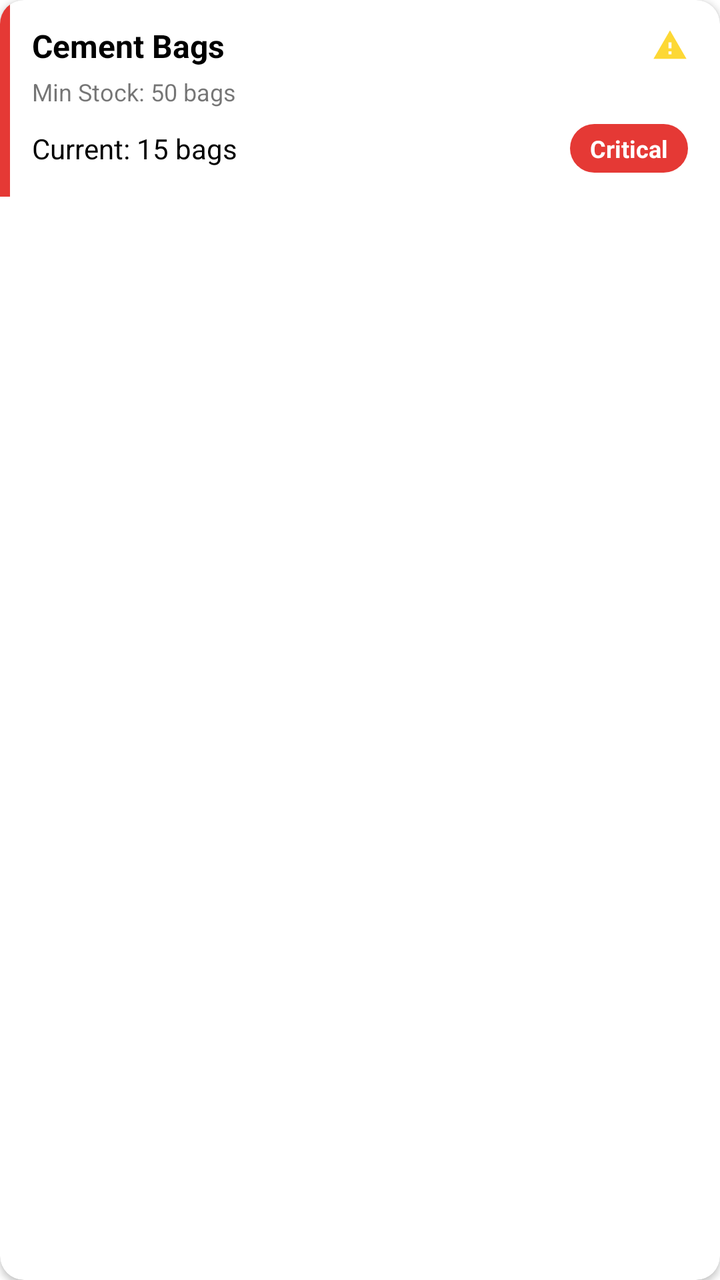
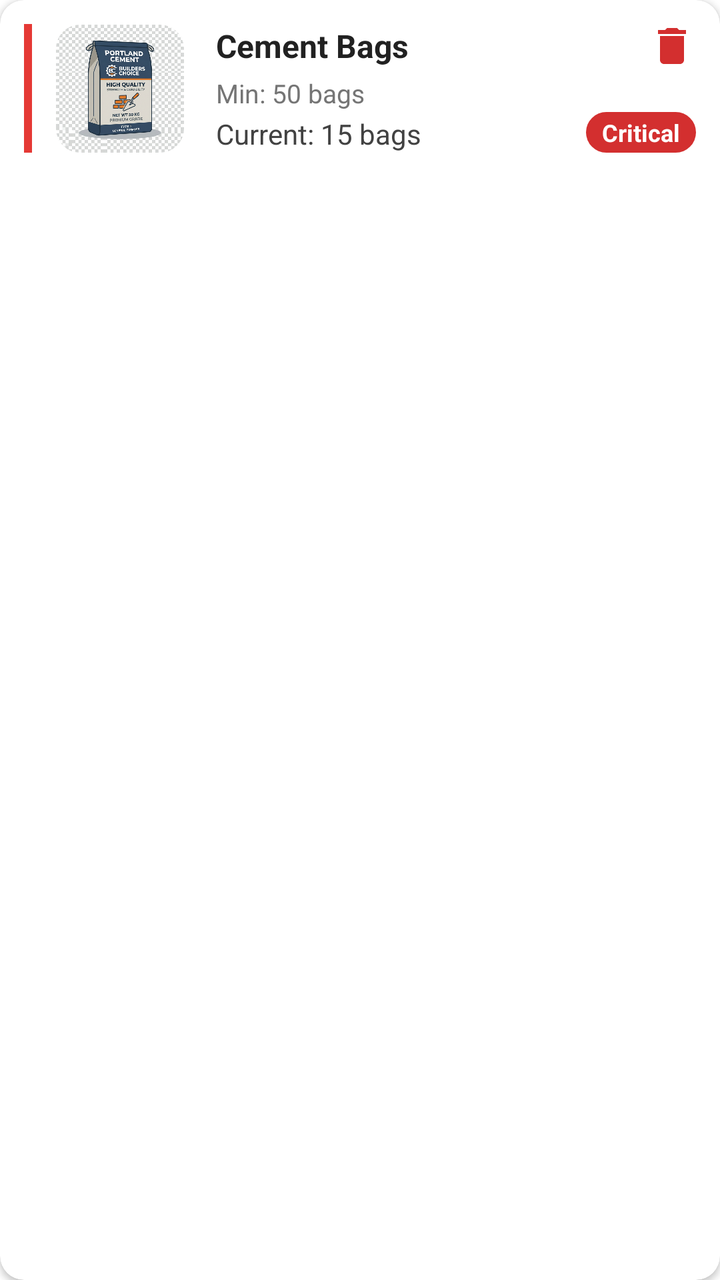

Two renders of the same Android screen: before a commit and after it. Below are the layout's source before the change and the commit's diff.
<!-- AndroidManifest.xml: application theme Theme.ProBuilder -->
<!-- res/layout/item_material.xml -->
<?xml version="1.0" encoding="utf-8"?>
<com.google.android.material.card.MaterialCardView xmlns:android="http://schemas.android.com/apk/res/android"
    xmlns:app="http://schemas.android.com/apk/res-auto"
    android:layout_width="match_parent"
    android:layout_height="wrap_content"
    android:layout_marginHorizontal="12dp"
    android:layout_marginVertical="6dp"
    app:cardCornerRadius="12dp"
    app:cardElevation="2dp"
    app:strokeWidth="0dp">

    <RelativeLayout
        android:layout_width="match_parent"
        android:layout_height="wrap_content">

        <View
            android:id="@+id/status_border"
            android:layout_width="5dp"
            android:layout_height="match_parent"
            android:layout_alignTop="@id/content_layout"
            android:layout_alignBottom="@id/content_layout"
            android:background="#E53935" />

        <LinearLayout
            android:id="@+id/content_layout"
            android:layout_width="match_parent"
            android:layout_height="wrap_content"
            android:orientation="vertical"
            android:paddingStart="16dp"
            android:paddingTop="12dp"
            android:paddingEnd="16dp"
            android:paddingBottom="12dp">

            <RelativeLayout
                android:layout_width="match_parent"
                android:layout_height="wrap_content">

                <TextView
                    android:id="@+id/tvMaterialName"
                    android:layout_width="wrap_content"
                    android:layout_height="wrap_content"
                    android:layout_alignParentStart="true"
                    android:text="Cement Bags"
                    android:textColor="@android:color/black"
                    android:textSize="16sp"
                    android:textStyle="bold" />

                <ImageView
                    android:id="@+id/ivWarning"
                    android:layout_width="18dp"
                    android:layout_height="18dp"
                    android:layout_alignParentEnd="true"
                    android:layout_centerVertical="true"
                    android:src="@drawable/ic_warning" 
                    app:tint="#FDD835" />

            </RelativeLayout>

            <TextView
                android:id="@+id/tvMinStock"
                android:layout_width="wrap_content"
                android:layout_height="wrap_content"
                android:layout_marginTop="4dp"
                android:text="Min Stock: 50 bags"
                android:textSize="12sp" />

            <RelativeLayout
                android:layout_width="match_parent"
                android:layout_height="wrap_content"
                android:layout_marginTop="8dp">

                <TextView
                    android:id="@+id/tvCurrentStock"
                    android:layout_width="wrap_content"
                    android:layout_height="wrap_content"
                    android:layout_alignParentStart="true"
                    android:layout_centerVertical="true"
                    android:text="Current: 15 bags"
                    android:textColor="@android:color/black"
                    android:textSize="14sp" />

                <TextView
                    android:id="@+id/tvStatusLabel"
                    android:layout_width="wrap_content"
                    android:layout_height="wrap_content"
                    android:layout_alignParentEnd="true"
                    android:layout_centerVertical="true"
                    android:background="@drawable/status_critical_background" 
                    android:paddingHorizontal="10dp"
                    android:paddingVertical="4dp"
                    android:text="Critical"
                    android:textColor="@android:color/white"
                    android:textSize="12sp"
                    android:textStyle="bold" />

            </RelativeLayout>
        </LinearLayout>
    </RelativeLayout>
</com.google.android.material.card.MaterialCardView>
<!-- resources referenced by this layout -->
<resources>
  <!-- drawable ic_warning (drawable) -->
  <vector xmlns:android="http://schemas.android.com/apk/res/android"
      android:width="24dp"
      android:height="24dp"
      android:viewportWidth="24"
      android:viewportHeight="24">
  
      <path
          android:fillColor="#000000"
          android:pathData="M1,21h22L12,2L1,21z M13,18h-2v-2h2V18z M13,14h-2v-4h2V14z" />
  
  </vector>
  <!-- drawable status_critical_background (drawable) -->
  <?xml version="1.0" encoding="utf-8"?>
  <shape xmlns:android="http://schemas.android.com/apk/res/android"
      android:shape="rectangle">
      <solid android:color="#E53935" />
      <corners android:radius="16dp" />
  </shape>
  <style name="Theme.ProBuilder" parent="Theme.MaterialComponents.Light.NoActionBar">
          
          <item name="colorPrimary">@color/colorPrimary</item>
          <item name="colorPrimaryVariant">@color/colorPrimaryDark</item>
          <item name="colorOnPrimary">@color/white</item>
          
          <item name="colorSecondary">@color/colorAccent</item>
          <item name="colorSecondaryVariant">@color/colorAccent</item>
          <item name="colorOnSecondary">@color/white</item>
          
          <item name="android:statusBarColor">?attr/colorPrimaryVariant</item>
      </style>
  <color name="colorPrimary">#6200EE</color>
  <color name="colorPrimaryDark">#3700B3</color>
  <color name="white">#FFFFFF</color>
  <color name="colorAccent">#03DAC5</color>
</resources>

<!-- the commit's change to res/layout/item_material.xml (unified diff, before → after) -->
@@ -9,91 +9,113 @@
     app:cardElevation="2dp"
     app:strokeWidth="0dp">
 
-    <RelativeLayout
+    <androidx.constraintlayout.widget.ConstraintLayout
         android:layout_width="match_parent"
-        android:layout_height="wrap_content">
+        android:layout_height="wrap_content"
+        android:padding="12dp">
 
         <View
             android:id="@+id/status_border"
-            android:layout_width="5dp"
-            android:layout_height="match_parent"
-            android:layout_alignTop="@id/content_layout"
-            android:layout_alignBottom="@id/content_layout"
-            android:background="#E53935" />
+            android:layout_width="4dp"
+            android:layout_height="0dp"
+            android:background="#E53935"
+            android:layout_marginEnd="12dp"
+            app:layout_constraintStart_toStartOf="parent"
+            app:layout_constraintTop_toTopOf="parent"
+            app:layout_constraintBottom_toBottomOf="parent" />
 
-        <LinearLayout
-            android:id="@+id/content_layout"
-            android:layout_width="match_parent"
+        
+        <com.google.android.material.imageview.ShapeableImageView
+            android:id="@+id/ivMaterialImage"
+            android:layout_width="64dp"
+            android:layout_height="64dp"
+            android:src="@drawable/img_cement"
+            android:scaleType="centerCrop"
+            app:shapeAppearanceOverlay="@style/RoundedSquare"
+            android:layout_marginStart="12dp"
+            app:layout_constraintStart_toEndOf="@id/status_border"
+            app:layout_constraintTop_toTopOf="parent"
+            app:layout_constraintBottom_toBottomOf="parent" />
+
+        
+        <TextView
+            android:id="@+id/tvMaterialName"
+            android:layout_width="0dp"
             android:layout_height="wrap_content"
-            android:orientation="vertical"
-            android:paddingStart="16dp"
-            android:paddingTop="12dp"
-            android:paddingEnd="16dp"
-            android:paddingBottom="12dp">
+            android:layout_marginStart="16dp"
+            android:layout_marginEnd="8dp"
+            android:text="Cement Bags"
+            android:textColor="#212121"
+            android:textSize="16sp"
+            android:textStyle="bold"
+            app:layout_constraintStart_toEndOf="@id/ivMaterialImage"
+            app:layout_constraintTop_toTopOf="parent"
+            app:layout_constraintEnd_toStartOf="@id/ivWarning" />
 
-            <RelativeLayout
-                android:layout_width="match_parent"
-                android:layout_height="wrap_content">
+        
+        <ImageView
+            android:id="@+id/ivDeleteMaterial"
+            android:layout_width="24dp"
+            android:layout_height="24dp"
+            android:src="@drawable/ic_delete"
+            app:tint="#D32F2F"
+            android:layout_marginStart="8dp"
+            app:layout_constraintEnd_toEndOf="parent"
+            app:layout_constraintTop_toTopOf="@id/tvMaterialName"
+            app:layout_constraintBottom_toBottomOf="@id/tvMaterialName" />
 
-                <TextView
-                    android:id="@+id/tvMaterialName"
-                    android:layout_width="wrap_content"
-                    android:layout_height="wrap_content"
-                    android:layout_alignParentStart="true"
-                    android:text="Cement Bags"
-                    android:textColor="@android:color/black"
-                    android:textSize="16sp"
-                    android:textStyle="bold" />
+        
+        <ImageView
+            android:id="@+id/ivWarning"
+            android:layout_width="20dp"
+            android:layout_height="20dp"
+            android:src="@drawable/ic_warning"
+            app:tint="#FDD835"
+            android:visibility="gone"
+            android:layout_marginEnd="8dp"
+            app:layout_constraintEnd_toStartOf="@id/ivDeleteMaterial"
+            app:layout_constraintTop_toTopOf="@id/tvMaterialName"
+            app:layout_constraintBottom_toBottomOf="@id/tvMaterialName" />
 
-                <ImageView
-                    android:id="@+id/ivWarning"
-                    android:layout_width="18dp"
-                    android:layout_height="18dp"
-                    android:layout_alignParentEnd="true"
-                    android:layout_centerVertical="true"
-                    android:src="@drawable/ic_warning" 
-                    app:tint="#FDD835" />
+        
+        <TextView
+            android:id="@+id/tvMinStock"
+            android:layout_width="wrap_content"
+            android:layout_height="wrap_content"
+            android:layout_marginTop="4dp"
+            android:text="Min: 50 bags"
+            android:textSize="13sp"
+            android:textColor="#757575"
+            app:layout_constraintStart_toStartOf="@id/tvMaterialName"
+            app:layout_constraintTop_toBottomOf="@id/tvMaterialName" />
 
-            </RelativeLayout>
+        
+        <TextView
+            android:id="@+id/tvCurrentStock"
+            android:layout_width="wrap_content"
+            android:layout_height="wrap_content"
+            android:layout_marginTop="2dp"
+            android:text="Current: 15 bags"
+            android:textColor="#424242"
+            android:textSize="14sp"
+            app:layout_constraintStart_toStartOf="@id/tvMaterialName"
+            app:layout_constraintTop_toBottomOf="@id/tvMinStock" />
 
-            <TextView
-                android:id="@+id/tvMinStock"
-                android:layout_width="wrap_content"
-                android:layout_height="wrap_content"
-                android:layout_marginTop="4dp"
-                android:text="Min Stock: 50 bags"
-                android:textSize="12sp" />
+        
+        <TextView
+            android:id="@+id/tvStatusLabel"
+            android:layout_width="wrap_content"
+            android:layout_height="wrap_content"
+            android:background="@drawable/status_critical_background"
+            android:paddingHorizontal="8dp"
+            android:paddingVertical="2dp"
+            android:text="Critical"
+            android:textColor="@android:color/white"
+            android:textSize="12sp"
+            android:textStyle="bold"
+            android:layout_marginTop="4dp"
+            app:layout_constraintEnd_toEndOf="parent"
+            app:layout_constraintBottom_toBottomOf="parent" />
 
-            <RelativeLayout
-                android:layout_width="match_parent"
-                android:layout_height="wrap_content"
-                android:layout_marginTop="8dp">
-
-                <TextView
-                    android:id="@+id/tvCurrentStock"
-                    android:layout_width="wrap_content"
-                    android:layout_height="wrap_content"
-                    android:layout_alignParentStart="true"
-                    android:layout_centerVertical="true"
-                    android:text="Current: 15 bags"
-                    android:textColor="@android:color/black"
-                    android:textSize="14sp" />
-
-                <TextView
-                    android:id="@+id/tvStatusLabel"
-                    android:layout_width="wrap_content"
-                    android:layout_height="wrap_content"
-                    android:layout_alignParentEnd="true"
-                    android:layout_centerVertical="true"
-                    android:background="@drawable/status_critical_background" 
-                    android:paddingHorizontal="10dp"
-                    android:paddingVertical="4dp"
-                    android:text="Critical"
-                    android:textColor="@android:color/white"
-                    android:textSize="12sp"
-                    android:textStyle="bold" />
-
-            </RelativeLayout>
-        </LinearLayout>
-    </RelativeLayout>
+    </androidx.constraintlayout.widget.ConstraintLayout>
 </com.google.android.material.card.MaterialCardView>
<!-- resource entries referenced after the edit -->
@@ -1,24 +1,37 @@
 <!-- resources referenced by this layout -->
 <resources>
+  <!-- drawable ic_delete (drawable) -->
+  <vector xmlns:android="http://schemas.android.com/apk/res/android"
+      android:width="24dp"
+      android:height="24dp"
+      android:viewportWidth="24.0"
+      android:viewportHeight="24.0">
+      <path
+          android:fillColor="#FF000000"
+          android:pathData="M6,19c0,1.1 0.9,2 2,2h8c1.1,0 2,-0.9 2,-2V7H6v12zM19,4h-3.5l-1,-1h-5l-1,1H5v2h14V4z"/>
+  </vector>
   <!-- drawable ic_warning (drawable) -->
   <vector xmlns:android="http://schemas.android.com/apk/res/android"
       android:width="24dp"
       android:height="24dp"
       android:viewportWidth="24"
       android:viewportHeight="24">
-  
       <path
-          android:fillColor="#000000"
-          android:pathData="M1,21h22L12,2L1,21z M13,18h-2v-2h2V18z M13,14h-2v-4h2V14z" />
-  
+          android:fillColor="#FF000000"
+          android:pathData="M1,21h22L12,2 1,21zM13,18h-2v-2h2v2zM13,14h-2v-4h2v4z"/>
   </vector>
+  <!-- drawable img_cement: png bitmap (drawable, 446487 bytes) -->
   <!-- drawable status_critical_background (drawable) -->
   <?xml version="1.0" encoding="utf-8"?>
   <shape xmlns:android="http://schemas.android.com/apk/res/android"
       android:shape="rectangle">
-      <solid android:color="#E53935" />
+      <solid android:color="#D32F2F" />
       <corners android:radius="16dp" />
   </shape>
+  <style name="RoundedSquare">
+          <item name="cornerFamily">rounded</item>
+          <item name="cornerSize">12dp</item>
+      </style>
   <style name="Theme.ProBuilder" parent="Theme.MaterialComponents.Light.NoActionBar">
           
           <item name="colorPrimary">@color/colorPrimary</item>
@@ -30,10 +43,17 @@
           <item name="colorOnSecondary">@color/white</item>
           
           <item name="android:statusBarColor">?attr/colorPrimaryVariant</item>
+          <item name="android:windowAnimationStyle">@style/WindowAnimationTransition</item>
       </style>
   <color name="colorPrimary">#6200EE</color>
   <color name="colorPrimaryDark">#3700B3</color>
   <color name="white">#FFFFFF</color>
   <color name="colorAccent">#03DAC5</color>
+  <style name="WindowAnimationTransition">
+          <item name="android:activityOpenEnterAnimation">@anim/slide_in_right</item>
+          <item name="android:activityOpenExitAnimation">@anim/slide_out_left</item>
+          <item name="android:activityCloseEnterAnimation">@anim/slide_in_left</item>
+          <item name="android:activityCloseExitAnimation">@anim/slide_out_right</item>
+      </style>
 </resources>
 
